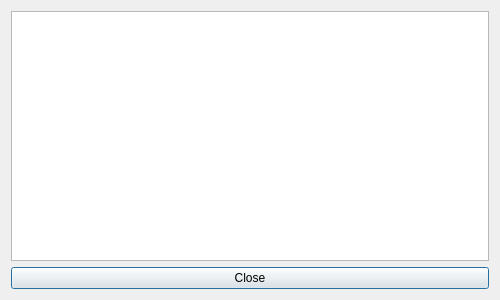
Qt form ui/script_details_dialog.ui (volteret4/mfuz) before a commit.
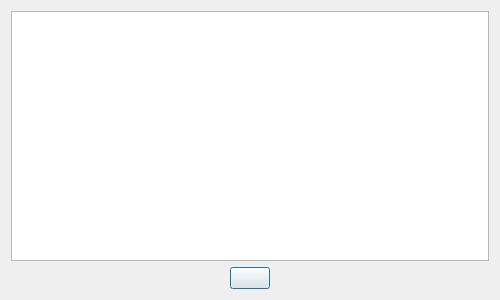
The same form after that commit. Icons and pictures are not drawn.

Diff of the .ui file:
```diff
--- a/ui/script_details_dialog.ui
+++ b/ui/script_details_dialog.ui
@@ -22,10 +22,56 @@
     </widget>
    </item>
    <item>
-    <widget class="QPushButton" name="close_button">
-     <property name="text">
-      <string>Close</string>
+    <widget class="QFrame" name="frame">
+     <property name="frameShape">
+      <enum>QFrame::Shape::NoFrame</enum>
      </property>
+     <property name="frameShadow">
+      <enum>QFrame::Shadow::Raised</enum>
+     </property>
+     <property name="lineWidth">
+      <number>0</number>
+     </property>
+     <layout class="QHBoxLayout" name="horizontalLayout">
+      <property name="leftMargin">
+       <number>0</number>
+      </property>
+      <property name="topMargin">
+       <number>0</number>
+      </property>
+      <property name="rightMargin">
+       <number>0</number>
+      </property>
+      <property name="bottomMargin">
+       <number>0</number>
+      </property>
+      <item>
+       <widget class="QPushButton" name="close_button">
+        <property name="maximumSize">
+         <size>
+          <width>40</width>
+          <height>40</height>
+         </size>
+        </property>
+        <property name="toolTip">
+         <string>Aceptar</string>
+        </property>
+        <property name="text">
+         <string/>
+        </property>
+        <property name="icon">
+         <iconset resource="../images.qrc">
+          <normaloff>:/services/msgsent</normaloff>:/services/msgsent</iconset>
+        </property>
+        <property name="iconSize">
+         <size>
+          <width>36</width>
+          <height>36</height>
+         </size>
+        </property>
+       </widget>
+      </item>
+     </layout>
     </widget>
    </item>
   </layout>
```
Left out of the diff: 4 changed lines with no effect on the pictures.
